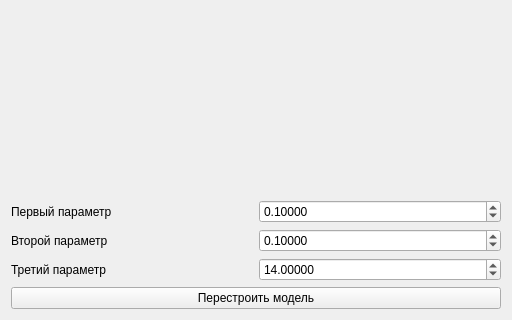
Before: the Qt Designer form src/form.ui in chaoticsyst/dynsys, drawn with Qt 5; both pictures show x 0 to 512 and y 192 to 512 of the 512 by 512 pixel window.
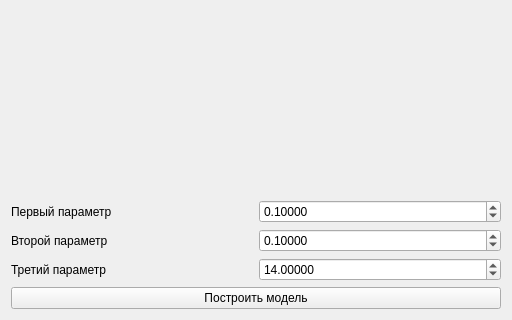
After: the same form once the commit is applied. Custom widgets are drawn as their Qt base class.

Commit message: Fix tabs order in ui

```diff
--- a/src/form.ui
+++ b/src/form.ui
@@ -99,7 +99,7 @@
    <item row="4" column="0">
     <widget class="QPushButton" name="pushButton">
      <property name="text">
-      <string>Перестроить модель</string>
+      <string>Построить модель</string>
      </property>
     </widget>
    </item>
```
Left out of the diff: 48 changed lines with no effect on the pictures.
